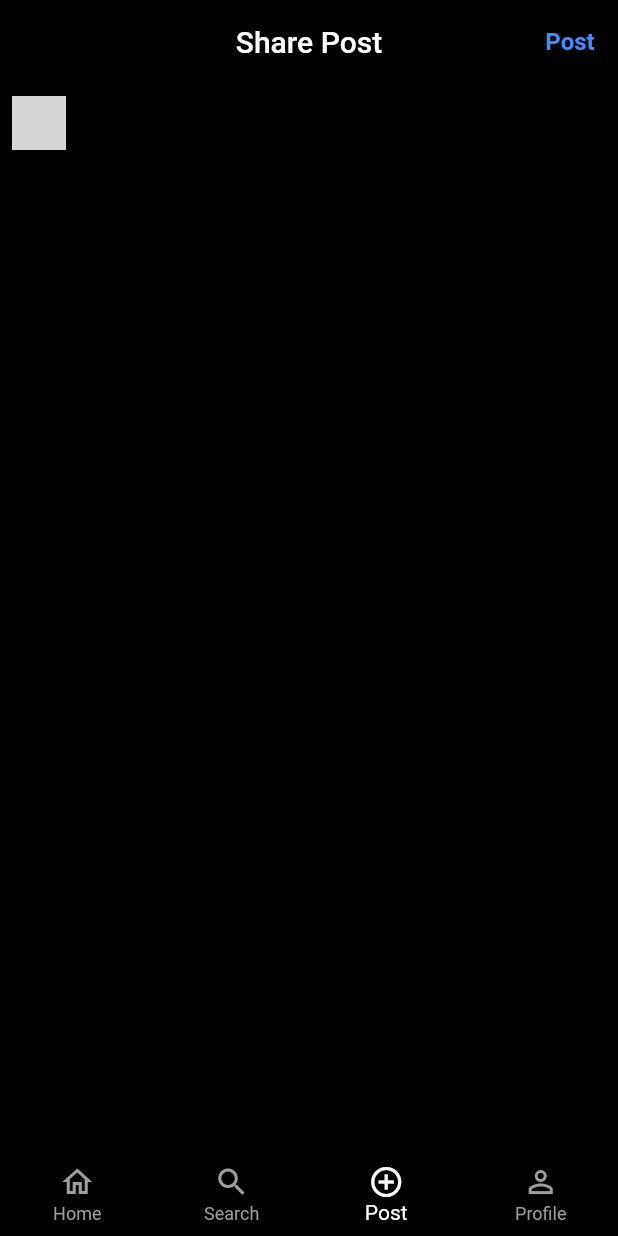
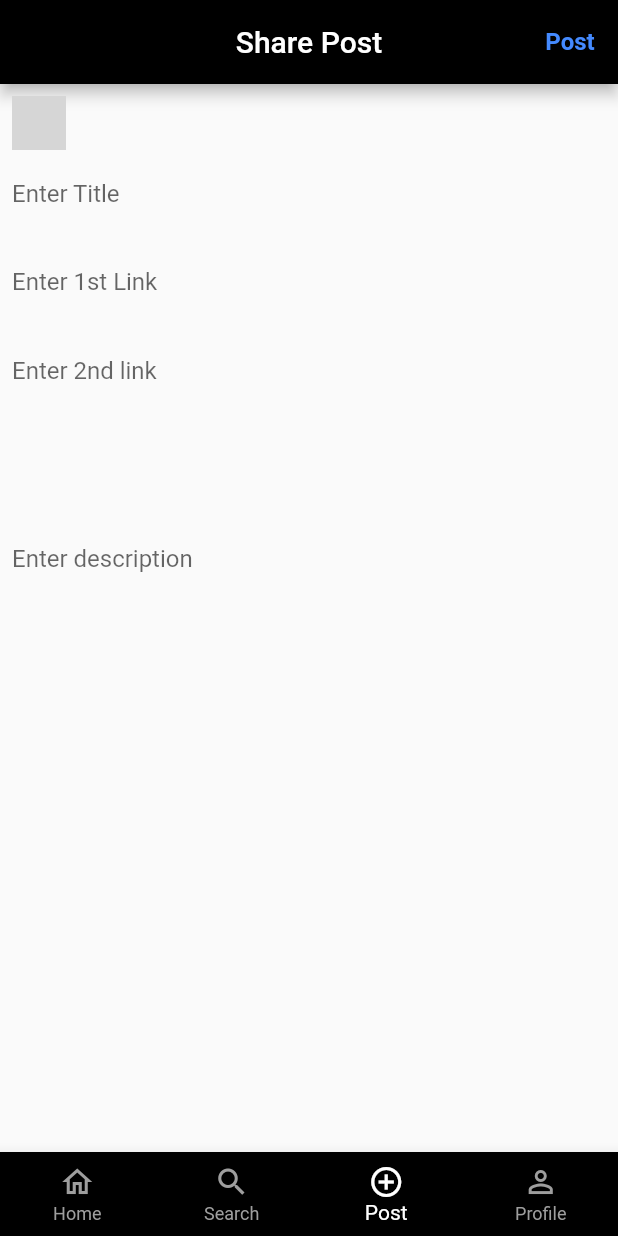
Before and after one commit to Himanshusha673/Teamova, a Flutter app: the screen it shows once a user with an empty profile is signed in, swiped to page 3, on a phone screen of 412 x 824 dp. Run offline on Flutter 3.47's test engine with Material 2 defaults, Android fonts, the phone set to English and light mode, and no system bars; our stand-ins replace cloud_firestore, firebase_auth, firebase_core, firebase_storage, flutter_svg, fluttertoast and 2 more; missing offline and left inert: flutter_chip_tags, sign_button, snapping_sheet; accounts and stored records are empty; network calls fail; project files that could hold a hidden picture were left out; grey boxes are pictures that could not be loaded.

Commit message:
Fixed black UI

```diff
--- a/lib/main.dart
+++ b/lib/main.dart
@@ -48,7 +48,7 @@ class MyApp extends StatelessWidget {
           appBarTheme: const AppBarTheme(
             backgroundColor: mainColor,
           ),
-          scaffoldBackgroundColor: mainColor,
+          // scaffoldBackgroundColor: mainColor,
           elevatedButtonTheme: ElevatedButtonThemeData(
             style: ElevatedButton.styleFrom(
               backgroundColor: mainColor,
--- a/lib/screens/feed_screen.dart
+++ b/lib/screens/feed_screen.dart
@@ -47,6 +47,7 @@ class FeedScreenState extends State<FeedScreen> {
     // model.User user = Provider.of<UserProvider>(context).getUser;
 
     return Scaffold(
+      backgroundColor: mainColor,
       appBar: width > webScreenSize
           ? null
           : AppBar(
```
